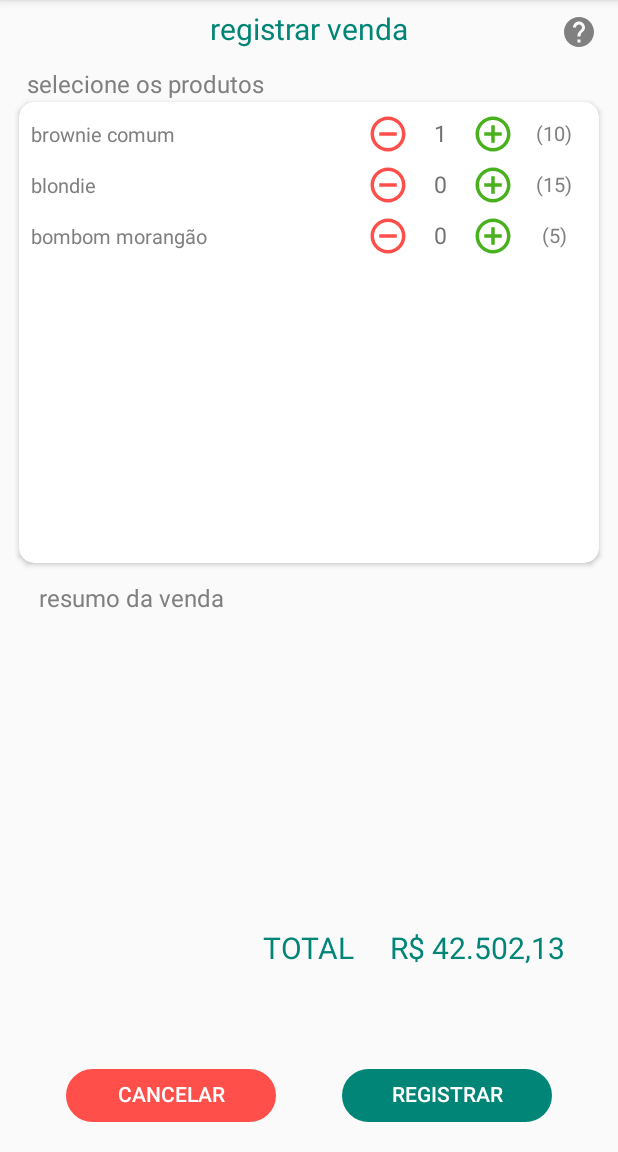
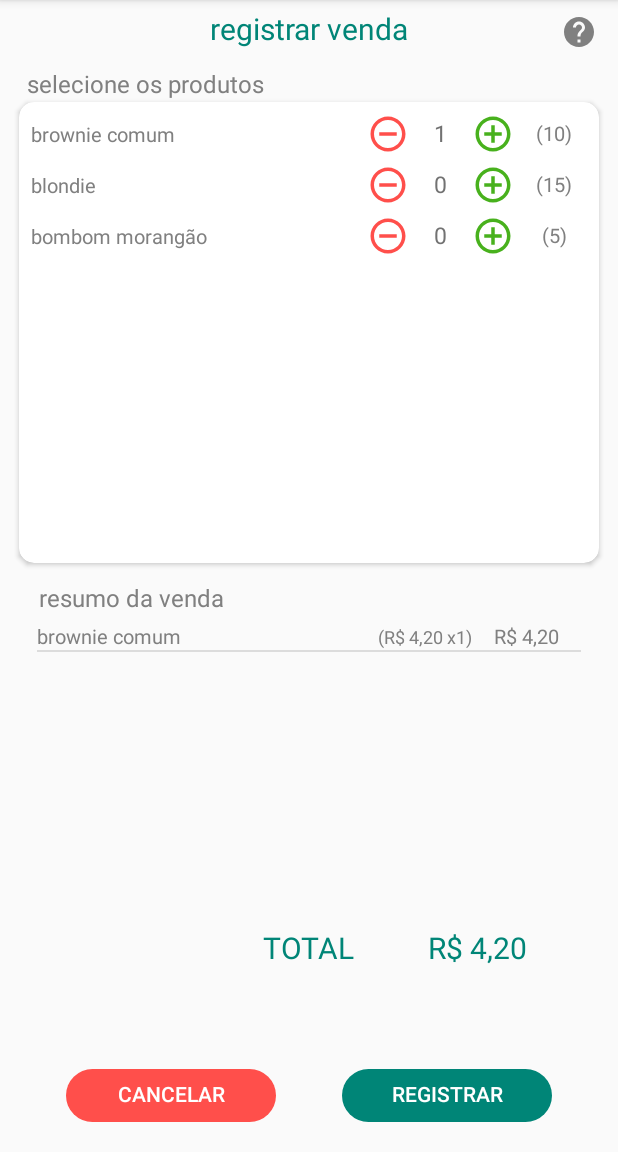
Before and after one commit to RodrigoNorio/construcao_software, an Android app: the RegistrarVendaActivity screen opened directly, with no data from a screen before it, after a tap on an icon or button, on a phone screen of 412 x 824 dp, the part 84-1236 px from its top. Run offline under Robolectric (Android 15) with nearby library versions, the light colour scheme and no system bars; our stand-ins replace ButterKnife.

Commit message:
implementando detalhes da funcionalidade de registrar venda de produtos

```diff
--- a/app/src/main/java/com/example/trabalhocs/Adapter/AdapterResumoVenda.java
+++ b/app/src/main/java/com/example/trabalhocs/Adapter/AdapterResumoVenda.java
@@ -1,5 +1,6 @@
 package com.example.trabalhocs.Adapter;
 
+import android.annotation.SuppressLint;
 import android.content.Context;
 import android.view.LayoutInflater;
 import android.view.View;
@@ -31,6 +32,7 @@ public class AdapterResumoVenda extends ArrayAdapter<ProdutoVendaItemView> {
         this.list = list;
     }
 
+    @SuppressLint("DefaultLocale")
     @NonNull
     @Override
     public View getView(int position, @Nullable View convertView, @NonNull ViewGroup parent) {
@@ -48,7 +50,7 @@ public class AdapterResumoVenda extends ArrayAdapter<ProdutoVendaItemView> {
         ProdutoVendaItemView item = list.get(position);
 
         itemHolder.tvNome.setText(item.getNomeProduto());
-        itemHolder.tvQtd.setText("(x" + item.getQuantidade() + ")");
+        itemHolder.tvQtd.setText(String.format("(%s x%d)", Utilidades.formataReais(item.getValorUnitario()), item.getQuantidade()));
         itemHolder.tvValor.setText(Utilidades.formataReais(item.getValorVenda()));
 
         return convertView;
--- a/app/src/main/java/com/example/trabalhocs/Controller/VendaController.java
+++ b/app/src/main/java/com/example/trabalhocs/Controller/VendaController.java
@@ -11,14 +11,20 @@ import java.util.List;
 
 public class VendaController {
 
-    List<ModeloProduto> produtosList;
-    SparseArray<ModeloProduto> produtosMapa;
-    SparseArray<ProdutoVendaItemView> produtosViews;
+    private VendaControllerListener listener;
+    private List<ModeloProduto> produtosList;
+    private List<ProdutoVendaItemView> selecionadosList;
+    private SparseArray<ModeloProduto> produtosMapa;
+    private SparseArray<ProdutoVendaItemView> produtosViews;
 
-    public VendaController(List<ModeloProduto> produtos) {
-        produtosList = produtos;
+    private double total = 0.0;
+
+    public VendaController(VendaControllerListener listener, List<ModeloProduto> produtos) {
+        this.listener = listener;
+        this.produtosList = produtos;
         produtosMapa = new SparseArray<>(produtos.size());
         produtosViews = new SparseArray<>(produtos.size());
+        selecionadosList = new ArrayList<>();
 
         for (ModeloProduto p: produtos) {
             produtosMapa.append(p.getId(), p);
@@ -27,14 +33,7 @@ public class VendaController {
     }
 
     public List<ProdutoVendaItemView> getProdutosSelecionadosView() {
-        List<ProdutoVendaItemView> selecionados = new ArrayList<>();
-
-        for (int i = 0, tam = produtosViews.size(); i < tam; i++) {
-            ProdutoVendaItemView p = produtosViews.valueAt(i);
-            if (p.getQuantidade() > 0) selecionados.add(p);
-        }
-
-        return  selecionados;
+        return  selecionadosList;
     }
 
     public void updateMap(int produtoId, int qtd) {
@@ -42,9 +41,32 @@ public class VendaController {
         pView.setQuantidade(qtd);
         produtosViews.put(produtoId, pView);
         Log.d("butterfree", "updateMap: " + pView.toString());
+
+        total = 0.0;
+
+        selecionadosList = new ArrayList<>();
+
+        for (int i = 0; i < produtosViews.size(); i++) {
+            ProdutoVendaItemView p = produtosViews.valueAt(i);
+            if (p.getQuantidade() > 0) selecionadosList.add(p);
+        }
+
+        for (ProdutoVendaItemView p : selecionadosList) {
+            total += p.getValorVenda();
+        }
+
+        listener.atualizaLista(total);
     }
 
     public List<ModeloProduto> getProdutosList() {
         return produtosList;
     }
+
+    public double getTotal() {
+        return total;
+    }
+
+    public interface VendaControllerListener {
+        void atualizaLista(double total);
+    }
 }
--- a/app/src/main/java/com/example/trabalhocs/Model/ModeloProduto.java
+++ b/app/src/main/java/com/example/trabalhocs/Model/ModeloProduto.java
@@ -15,7 +15,8 @@ public class ModeloProduto {
     public ModeloProduto() {
     }
 
-    public ModeloProduto(String nome, String descricao, int estoque, double valorUnitario) {
+    public ModeloProduto(int id, String nome, String descricao, int estoque, double valorUnitario) {
+        this.id = id;
         this.nome = nome;
         this.descricao = descricao;
         this.estoque = estoque;
--- a/app/src/main/java/com/example/trabalhocs/Utils/Utilidades.java
+++ b/app/src/main/java/com/example/trabalhocs/Utils/Utilidades.java
@@ -38,9 +38,9 @@ public class Utilidades {
     public static List<ModeloProduto> getListaProdutosTeste() {
         List<ModeloProduto> list = new ArrayList<>();
 
-        list.add(new ModeloProduto("brownie comum", "um brownie padrão, feito com chocolate meio amargo", 10, 4.2));
-        list.add(new ModeloProduto("blondie", "um brownie branco, feito com chocolate branco", 15, 3.5));
-        list.add(new ModeloProduto("bombom morangão", "um delicioso coberto por uma camada de beijinho e uma crosta de chocolate ao leite", 5, 5.0));
+        list.add(new ModeloProduto(1, "brownie comum", "um brownie padrão, feito com chocolate meio amargo", 10, 4.2));
+        list.add(new ModeloProduto(2, "blondie", "um brownie branco, feito com chocolate branco", 15, 3.5));
+        list.add(new ModeloProduto(3, "bombom morangão", "um delicioso coberto por uma camada de beijinho e uma crosta de chocolate ao leite", 5, 5.0));
 
         return list;
     }
--- a/app/src/main/java/com/example/trabalhocs/View/Itens/ProdutoVendaItemView.java
+++ b/app/src/main/java/com/example/trabalhocs/View/Itens/ProdutoVendaItemView.java
@@ -37,6 +37,10 @@ public class ProdutoVendaItemView {
         return produto.getValorUnitario() * quantidade;
     }
 
+    public double getValorUnitario() {
+        return  produto.getValorUnitario();
+    }
+
     public int getQuantidade() {
         return quantidade;
     }
--- a/app/src/main/java/com/example/trabalhocs/View/RegistrarVendaActivity.java
+++ b/app/src/main/java/com/example/trabalhocs/View/RegistrarVendaActivity.java
@@ -1,11 +1,13 @@
 package com.example.trabalhocs.View;
 
 import android.os.Bundle;
+import android.view.View;
 import android.widget.ListView;
 import android.widget.TextView;
 
 import androidx.annotation.Nullable;
 import androidx.appcompat.app.AppCompatActivity;
+import androidx.appcompat.widget.AppCompatButton;
 import androidx.recyclerview.widget.LinearLayoutManager;
 import androidx.recyclerview.widget.RecyclerView;
 
@@ -13,6 +15,7 @@ import com.example.trabalhocs.Adapter.AdapterResumoVenda;
 import com.example.trabalhocs.Adapter.AdapterVendaProduto;
 import com.example.trabalhocs.Controller.VendaController;
 import com.example.trabalhocs.R;
+import com.example.trabalhocs.Utils.Torradeira;
 import com.example.trabalhocs.Utils.Utilidades;
 import com.example.trabalhocs.View.Itens.ProdutoVendaItemView;
 
@@ -22,7 +25,7 @@ import butterknife.BindView;
 import butterknife.ButterKnife;
 import butterknife.OnClick;
 
-public class RegistrarVendaActivity extends AppCompatActivity {
+public class RegistrarVendaActivity extends AppCompatActivity implements VendaController.VendaControllerListener {
 
     @BindView(R.id.rv_produtos)
     RecyclerView rvProdutos;
@@ -34,6 +37,9 @@ public class RegistrarVendaActivity extends AppCompatActivity {
     TextView tvTotal;
     @BindView(R.id.tv_valor_total)
     TextView tvValorTotal;
+
+    @BindView(R.id.btn_confirmar)
+    AppCompatButton btnConfirmar;
 
     private VendaController vendaController;
     private AdapterVendaProduto adapterVendaProduto;
@@ -50,7 +56,8 @@ public class RegistrarVendaActivity extends AppCompatActivity {
     }
 
     private void config() {
-        vendaController = new VendaController(Utilidades.getListaProdutosTeste()); // produtos teste
+
+        vendaController = new VendaController(this, Utilidades.getListaProdutosTeste()); // produtos teste
         adapterVendaProduto = new AdapterVendaProduto(this, vendaController);
         adapterResumoVenda = new AdapterResumoVenda(this, vendaController.getProdutosSelecionadosView());
 
@@ -58,24 +65,37 @@ public class RegistrarVendaActivity extends AppCompatActivity {
         rvProdutos.setAdapter(adapterVendaProduto);
     }
 
-    public void atualizarResumo() {
+    public void atualizarResumo(double total) {
         List<ProdutoVendaItemView> produtosSelecionados = vendaController.getProdutosSelecionadosView();
 
-        adapterResumoVenda.clear();
+        if (!adapterResumoVenda.isEmpty()) adapterResumoVenda.clear();
         adapterResumoVenda.addAll(produtosSelecionados);
+        lvResumo.setAdapter(adapterResumoVenda);
 
-        double total = 0.0;
+        if (total > 0) {
+            tvValorTotal.setText(Utilidades.formataReais(total));
 
-        for (ProdutoVendaItemView p : produtosSelecionados) {
-            total += p.getValorVenda();
+            tvTotal.setVisibility(View.VISIBLE);
+            tvValorTotal.setVisibility(View.VISIBLE);
+
+            btnConfirmar.setEnabled(true);
+
+        }  else {
+            tvTotal.setVisibility(View.GONE);
+            tvValorTotal.setVisibility(View.GONE);
+            btnConfirmar.setEnabled(false);
         }
 
-        tvValorTotal.setText(Utilidades.formataReais(total));
+    }
+
+    @Override
+    public void atualizaLista(double total) {
+        atualizarResumo(total);
     }
 
     @OnClick(R.id.btn_confirmar)
     void onClickBtnConfirmar() {
-        // TODO: 11/11/2019
+        Torradeira.longToast("total da venda: " + tvValorTotal.getText(), this);
     }
 
     @OnClick(R.id.btn_cancelar)
@@ -85,6 +105,6 @@ public class RegistrarVendaActivity extends AppCompatActivity {
 
     @OnClick(R.id.btn_ajuda)
     void onClickBtnAjuda() {
-        // TODO: 11/11/2019 add modal ajuda?
+        // TODO: 11/11/2019 add dialog de ajuda
     }
 }
--- a/app/src/main/res/layout/activity_registrar_venda.xml
+++ b/app/src/main/res/layout/activity_registrar_venda.xml
@@ -1,8 +1,9 @@
 <?xml version="1.0" encoding="utf-8"?>
 <androidx.constraintlayout.widget.ConstraintLayout xmlns:android="http://schemas.android.com/apk/res/android"
+    xmlns:app="http://schemas.android.com/apk/res-auto"
     android:layout_width="match_parent"
     android:layout_height="match_parent"
-    xmlns:app="http://schemas.android.com/apk/res-auto">
+    android:animateLayoutChanges="true">
 
     <TextView
         android:id="@+id/tv_titulo"
@@ -88,6 +89,7 @@
         android:layout_height="wrap_content"
         android:layout_marginTop="15dp"
         android:text="@string/total"
+        android:visibility="gone"
         app:layout_constraintEnd_toEndOf="parent"
         app:layout_constraintStart_toStartOf="parent"
         app:layout_constraintTop_toBottomOf="@id/lv_resumo" />
@@ -100,6 +102,7 @@
         android:layout_marginEnd="12dp"
         android:layout_marginRight="12dp"
         android:text="R$ 42.502,13"
+        android:visibility="gone"
         app:layout_constraintEnd_toEndOf="parent"
         app:layout_constraintStart_toEndOf="@id/tv_total"
         app:layout_constraintTop_toTopOf="@id/tv_total" />
@@ -121,6 +124,7 @@
         android:layout_width="@dimen/btn_width"
         android:layout_height="@dimen/btn_height"
         android:layout_marginBottom="20dp"
+        android:enabled="false"
         android:text="@string/registrar"
         app:layout_constraintBottom_toBottomOf="parent"
         app:layout_constraintEnd_toEndOf="parent"
--- a/app/src/main/res/layout/itemlist_resumo_venda.xml
+++ b/app/src/main/res/layout/itemlist_resumo_venda.xml
@@ -3,7 +3,7 @@
     xmlns:app="http://schemas.android.com/apk/res-auto"
     android:layout_width="match_parent"
     android:layout_height="wrap_content"
-    android:layout_marginBottom="3dp"
+    android:layout_marginBottom="5dp"
     android:orientation="vertical">
 
     <TextView
@@ -11,23 +11,28 @@
         style="@style/textoInformacao"
         android:layout_width="0dp"
         android:layout_height="wrap_content"
+        android:ellipsize="end"
         android:gravity="start"
+        android:maxLines="1"
         android:text="teste nome de item grande bem grande msm"
         android:textAlignment="textStart"
         app:layout_constraintStart_toStartOf="parent"
         app:layout_constraintTop_toTopOf="parent"
-        app:layout_constraintWidth_percent="0.6" />
+        app:layout_constraintWidth_percent="0.5" />
 
     <TextView
         android:id="@+id/tv_qtd"
         style="@style/textoInformacao"
         android:layout_width="0dp"
         android:layout_height="wrap_content"
-        android:text="(x 999)"
+        android:gravity="end"
+        android:text="(R$999,99 x 999)"
+        android:textAlignment="textEnd"
+        android:textSize="12sp"
         app:layout_constraintBottom_toBottomOf="parent"
         app:layout_constraintStart_toEndOf="@id/tv_nome"
         app:layout_constraintTop_toTopOf="parent"
-        app:layout_constraintWidth_percent="0.15" />
+        app:layout_constraintWidth_percent="0.3" />
 
     <TextView
         android:id="@+id/tv_valor"
@@ -39,6 +44,6 @@
         app:layout_constraintEnd_toEndOf="parent"
         app:layout_constraintStart_toEndOf="@id/tv_qtd"
         app:layout_constraintTop_toTopOf="parent"
-        app:layout_constraintWidth_percent="0.25" />
+        app:layout_constraintWidth_percent="0.2" />
 
 </androidx.constraintlayout.widget.ConstraintLayout>
```
Also changed, not shown: app/src/main/java/com/example/trabalhocs/Adapter/AdapterVendaProduto.java (+22 -54 lines), app/src/main/java/com/example/trabalhocs/View/Dialogs/DialogVendaProduto.java (+20 -15 lines).
